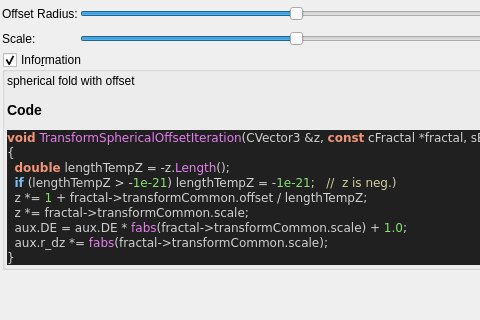
First picture: the form in mandelbulber2/qt_data/fractal_transf_spherical_offset.ui, repository buddhi1980/mandelbulber2, before the edit; both pictures show x 0 to 480 and y 0 to 320 of the 604 by 558 pixel window.
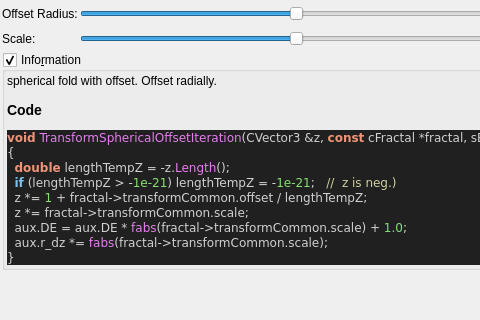
Second picture: the form after the edit. Custom widgets are drawn as their Qt base class.

Patch:
```diff
--- a/mandelbulber2/qt_data/fractal_transf_spherical_offset.ui
+++ b/mandelbulber2/qt_data/fractal_transf_spherical_offset.ui
@@ -186,7 +186,7 @@
       <item>
        <widget class="QLabel" name="label_code_content">
         <property name="text">
-         <string>&lt;p&gt;spherical fold with offset&lt;/p&gt;&lt;table&gt;
+         <string>&lt;p&gt;spherical fold with offset. Offset radially.&lt;/p&gt;&lt;table&gt;
 &lt;/table&gt;
 &lt;h3&gt;Code&lt;/h3&gt;
 &lt;!DOCTYPE HTML PUBLIC &quot;-//W3C//DTD HTML 4.0 Transitional//EN&quot;&gt;
```
